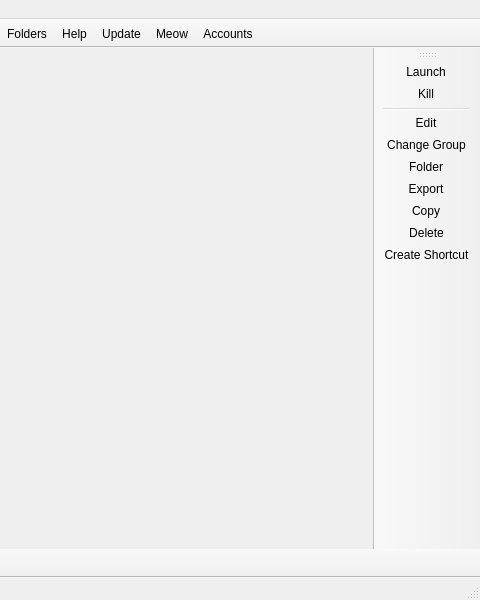
Before: the Qt Designer form launcher/ui/MainWindow.ui in luciferstudios/LuciferClientv1, drawn with Qt 5; both pictures show x 320 to 800 and y 0 to 600 of the 800 by 600 pixel window.
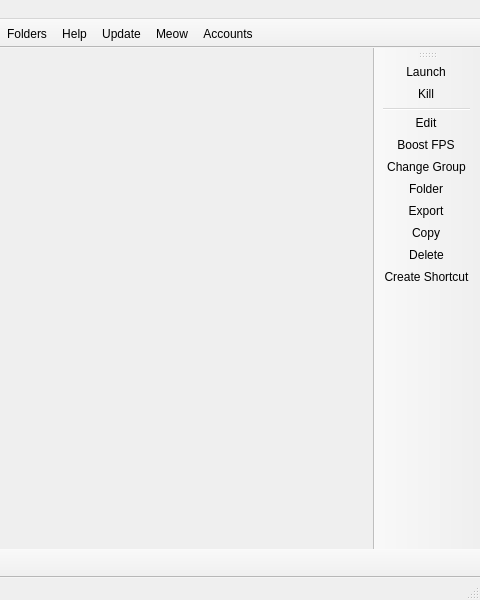
After: the same form once the commit is applied. Icons and pictures are not drawn. Custom widgets are drawn as their Qt base class.

Commit message: feat(performance): max-FPS defaults and one-click "Boost FPS"

Diff of the .ui file:
```diff
--- a/launcher/ui/MainWindow.ui
+++ b/launcher/ui/MainWindow.ui
@@ -119,6 +119,7 @@
    <addaction name="actionKillInstance"/>
    <addaction name="separator"/>
    <addaction name="actionEditInstance"/>
+   <addaction name="actionBoostFps"/>
    <addaction name="actionChangeInstGroup"/>
    <addaction name="actionViewSelectedInstFolder"/>
    <addaction name="actionExportInstance"/>
@@ -440,6 +441,17 @@
     <string>Ctrl+I</string>
    </property>
   </action>
+  <action name="actionBoostFps">
+   <property name="icon">
+    <iconset theme="star"/>
+   </property>
+   <property name="text">
+    <string>Boost &amp;FPS</string>
+   </property>
+   <property name="toolTip">
+    <string>Install the best performance mods (Sodium, Lithium, FerriteCore...) for the selected instance's version and mod loader.</string>
+   </property>
+  </action>
   <action name="actionViewSelectedInstFolder">
    <property name="icon">
     <iconset theme="viewfolder"/>
```
Left out of the diff: 1 changed line with no effect on the pictures. The commit also changes 12 other files.
